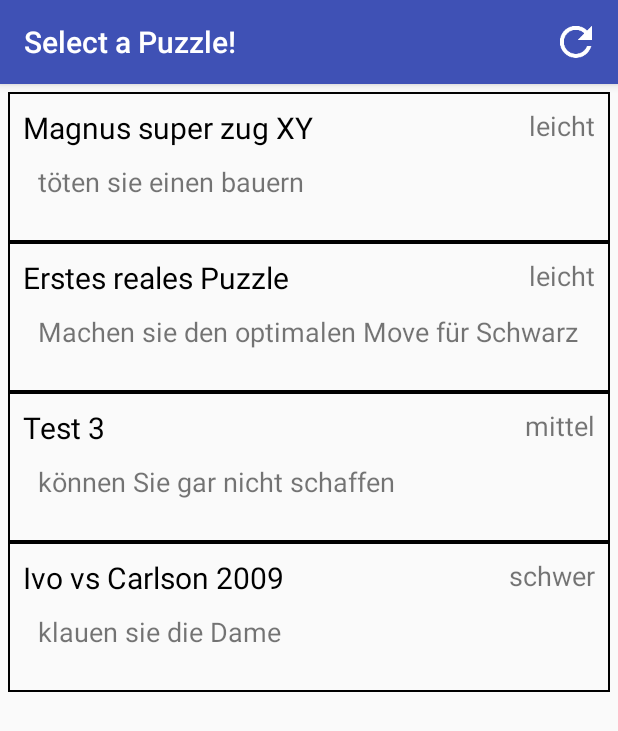
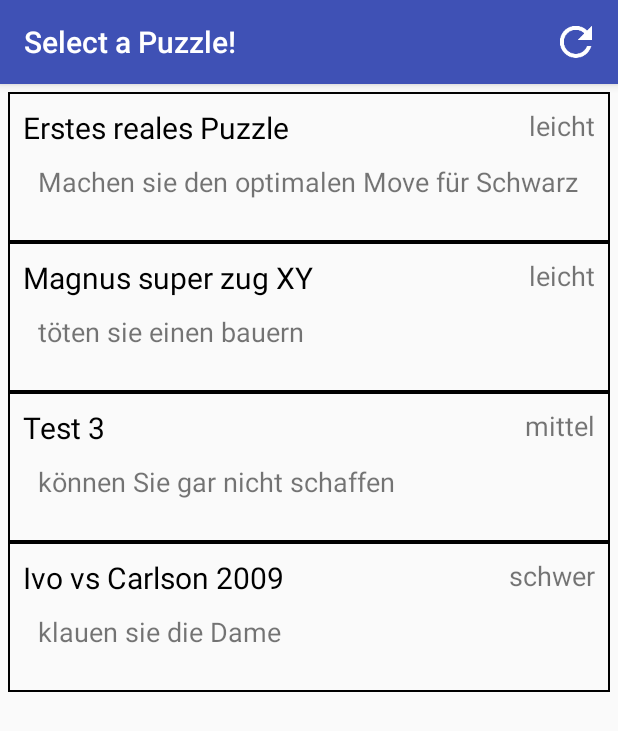
Before and after one commit to Cthaeeh/Verschachtelt, an Android app: the PuzzleSelectionActivity screen opened directly, with no data from a screen before it, on a phone screen of 412 x 824 dp. Shown: the top 731 px of the screen. Run offline under Robolectric (Android 15) with nearby library versions, the phone set to English and light mode, and no system bars.

Commit message:
Added basic DataBase functionality. The Class MyDBHandler handles a SQLite DB The Classes PuzzleSelectionActivity and ChessPuzzleGame use the MyDBHandler. They put new puzzles inside, insert them into the gridview and if the user finnishes a puzzle ChessPuzzleGame updates the DB.

```diff
--- a/app/src/main/java/com/example/kai/verschachtelt/activitys/GameActivity.java
+++ b/app/src/main/java/com/example/kai/verschachtelt/activitys/GameActivity.java
@@ -11,7 +11,6 @@ import android.widget.Button;
 import android.widget.TextView;
 
 import com.example.kai.verschachtelt.GamePanel;
-import com.example.kai.verschachtelt.RetainedFragment;
 import com.example.kai.verschachtelt.R;
 import com.example.kai.verschachtelt.puzzleGame.ChessGamePuzzle;
 
@@ -27,6 +26,7 @@ public class GameActivity extends Activity implements View.OnClickListener{
 
     Button undoButton,redoButton,showNextMoveButton;
     TextView description;
+    GameType gameType;
 
     public enum GameType{
         CHESS_PvP,CHESS_PvAI,PUZZLE
@@ -39,7 +39,7 @@ public class GameActivity extends Activity implements View.OnClickListener{
         createDataFragment();
         gamePanel = (GamePanel) findViewById(R.id.surfaceViewForGame); //Now get the GamePanel UI-Element just like a Button.
         Intent intent = getIntent();
-        GameType gameType = (GameType) intent.getSerializableExtra("GameType");
+        gameType = (GameType) intent.getSerializableExtra("GameType");
         switch (gameType){  //depeding on the type of game different UIs are created
             case CHESS_PvP:
                 setupPvP();
--- a/app/src/main/java/com/example/kai/verschachtelt/activitys/PuzzleSelectionActivity.java
+++ b/app/src/main/java/com/example/kai/verschachtelt/activitys/PuzzleSelectionActivity.java
@@ -3,24 +3,21 @@ package com.example.kai.verschachtelt.activitys;
 import android.content.Intent;
 import android.os.Bundle;
 import android.support.v7.app.AppCompatActivity;
-import android.view.Display;
 import android.view.Menu;
 import android.view.MenuInflater;
 import android.view.MenuItem;
 import android.view.View;
-import android.view.WindowManager;
 import android.widget.AdapterView;
-import android.widget.Button;
 import android.widget.GridView;
-import android.widget.ListView;
 import android.widget.Toast;
 
-import com.example.kai.verschachtelt.DownloadListener;
-import com.example.kai.verschachtelt.PuzzleDownloadTask;
+import com.example.kai.verschachtelt.dataHandling.DownloadListener;
+import com.example.kai.verschachtelt.dataHandling.MyDBHandler;
+import com.example.kai.verschachtelt.dataHandling.PuzzleDownloadTask;
 import com.example.kai.verschachtelt.puzzleGame.ChessGamePuzzle;
-import com.example.kai.verschachtelt.puzzleGame.PuzzleParser;
 import com.example.kai.verschachtelt.R;
 import com.example.kai.verschachtelt.puzzleGame.Puzzle;
+import com.example.kai.verschachtelt.puzzleGame.PuzzleParser;
 import com.example.kai.verschachtelt.puzzleGame.PuzzlesAdapter;
 
 import org.json.JSONArray;
@@ -28,7 +25,6 @@ import org.json.JSONException;
 
 import java.util.ArrayList;
 import java.util.Collections;
-import java.util.HashSet;
 
 /**
  * Created by Kai on 10.08.2016.
@@ -36,9 +32,10 @@ import java.util.HashSet;
  */
 public class PuzzleSelectionActivity extends AppCompatActivity implements DownloadListener{
 
-    GridView puzzleGrid ;
-    ArrayList<Puzzle> puzzleArray;
-    PuzzlesAdapter adapter;
+    private GridView puzzleGrid ;
+    private ArrayList<Puzzle> puzzleArray;
+    private PuzzlesAdapter adapter;
+    private MyDBHandler myDBHandler;
 
     //Web Address where you can find new puzzles
     private final static String WEBADRESS = "http://verschachtelt.bplaced.net/puzzles.html";
@@ -47,6 +44,7 @@ public class PuzzleSelectionActivity extends AppCompatActivity implements Downlo
     protected void onCreate(Bundle savedInstanceState) {
         super.onCreate(savedInstanceState);
         setContentView(R.layout.activity_puzzle_selection);
+        getPuzzlesFromDB();
         setUpUI();
     }
 
@@ -58,15 +56,23 @@ public class PuzzleSelectionActivity extends AppCompatActivity implements Downlo
         return true;
     }
 
+    /**
+     * Method is called when Method gets visible again.
+     * That can happen if we return from a puzzle -> maybe it was solved ->
+     * must synchronise with database.
+     */
+    @Override
+    protected void onRestart() {
+        super.onRestart();
+        puzzleArray = myDBHandler.getAllPuzzles(); //synchronise db with puzzleArray
+        adapter.notifyDataSetChanged();
+    }
 
     private void setUpUI() {
         puzzleGrid = (GridView) findViewById(R.id.puzzleGridView);
-        puzzleArray = new ArrayList<Puzzle>();
         adapter = new PuzzlesAdapter(this, puzzleArray);
         puzzleGrid.setAdapter(adapter);
-        //Take JSONArray from ressource txt file convert it to Puzzles.
-        puzzleArray.addAll(Puzzle.fromJson(PuzzleParser.getJSONArray()));
-        Collections.sort(puzzleArray);  //Sort them by difficulty.
+        adapter.notifyDataSetChanged();
 
         puzzleGrid.setOnItemClickListener(new AdapterView.OnItemClickListener() {
             public void onItemClick(AdapterView<?> parent, View view,
@@ -81,6 +87,16 @@ public class PuzzleSelectionActivity extends AppCompatActivity implements Downlo
     }
 
     /**
+     * Method for getting Puzzles from DB.
+     */
+    private void getPuzzlesFromDB() {
+        myDBHandler = new MyDBHandler(this);       //Create database or get connection to database.
+        myDBHandler.insertPuzzle(Puzzle.fromJson(PuzzleParser.getJSONArray())); //Fill with puzzles from txt.
+        puzzleArray = myDBHandler.getAllPuzzles(); //synchronise db with puzzleArray
+        Collections.sort(puzzleArray);             //Sort them by difficulty.
+    }
+
+    /**
      * when PuzzleDownloadTask is finnished downloading it calls back
      * @param result a String e.g the HTML file from the Webaddress.
      */
@@ -90,9 +106,10 @@ public class PuzzleSelectionActivity extends AppCompatActivity implements Downlo
             showNoInetToast();
         }else{
             try {
-                puzzleArray.addAll(Puzzle.fromJson(new JSONArray(result)));
-                Collections.sort(puzzleArray);
-                adapter.notifyDataSetChanged();
+                myDBHandler.insertPuzzle( Puzzle.fromJson(new JSONArray(result))); //Insert all puzzles that we got from internet into DB
+                puzzleArray = myDBHandler.getAllPuzzles(); //synchronise db with puzzleArray
+                Collections.sort(puzzleArray); //Sort puzzleArray
+                adapter.notifyDataSetChanged(); //Inform adapter that shit changed.
             } catch (JSONException e) {
                 e.printStackTrace();
             }
--- a/app/src/main/java/com/example/kai/verschachtelt/RetainedFragment.java
+++ b/app/src/main/java/com/example/kai/verschachtelt/activitys/RetainedFragment.java
@@ -1,7 +1,9 @@
-package com.example.kai.verschachtelt;
+package com.example.kai.verschachtelt.activitys;
 
 import android.app.Fragment;
 import android.os.Bundle;
+
+import com.example.kai.verschachtelt.ChessGame;
 
 /**
  * Created by Kai on 23.08.2016.
--- a/app/src/main/java/com/example/kai/verschachtelt/DownloadListener.java
+++ b/app/src/main/java/com/example/kai/verschachtelt/dataHandling/DownloadListener.java
@@ -1,4 +1,4 @@
-package com.example.kai.verschachtelt;
+package com.example.kai.verschachtelt.dataHandling;
 
 /**
  * Created by Kai on 14.08.2016.
--- /dev/null
+++ b/app/src/main/java/com/example/kai/verschachtelt/dataHandling/MyDBHandler.java
@@ -0,0 +1,209 @@
+package com.example.kai.verschachtelt.dataHandling;
+
+import android.content.ContentValues;
+import android.content.Context;
+import android.database.Cursor;
+import android.database.sqlite.SQLiteDatabase;
+import android.database.sqlite.SQLiteException;
+import android.database.sqlite.SQLiteOpenHelper;
+
+import com.example.kai.verschachtelt.puzzleGame.Puzzle;
+import com.example.kai.verschachtelt.puzzleGame.PuzzleParser;
+
+import org.json.JSONArray;
+import org.json.JSONException;
+import org.json.JSONObject;
+
+import java.util.ArrayList;
+
+/**
+ * Created by Kai on 24.08.2016.
+ * See: https://developer.android.com/training/basics/data-storage/databases.html
+ * This class is for storing puzzles in a Database and returning them if needed.
+ * Puzzles can as well be updated.
+ */
+public class MyDBHandler extends SQLiteOpenHelper {
+    private static final int DATABASE_VERSION = 1;
+    private static final String DATABASE_NAME = "puzzles.db";
+    public static final String TABLE_PUZZLES  = "puzzles";
+
+    //Column names
+    public static final String COL_1_ID = "_id";
+    public static final String COL_2_NAME = "NAME";
+    public static final String COL_3_DESCRIPTION = "DESCRIPTION";
+    public static final String COL_4_DiFFICULTY_INT = "DIFFICULTY_INT";
+    public static final String COL_5_DIFFICULTY_STRING = "DIFFICULTY_STRING";
+    public static final String COL_6_POSITIONS = "POSITIONS";
+    public static final String COL_7_SOLVED = "SOLVED";
+
+    public MyDBHandler(Context context) {
+        super(context, DATABASE_NAME, null, DATABASE_VERSION);
+    }
+
+    @Override
+    public void onCreate(SQLiteDatabase db) {
+        db.execSQL(getCreationQuery()); //Create DB
+    }
+
+    @Override
+    public void onUpgrade(SQLiteDatabase db, int i, int i1) {
+        db.execSQL("DROP TABLE IF EXISTS "+TABLE_PUZZLES); //delete old table
+        db.execSQL(getCreationQuery());                    //create new one
+        insertPuzzle(Puzzle.fromJson(PuzzleParser.getJSONArray())); //put puzzles from txt file here.
+    }
+
+    /**
+     * Method takes a puzzle and writes it in the DB.
+     * If a Puzzle with the same id is there it overwrites it.
+     * See: http://stackoverflow.com/questions/13311727/android-sqlite-insert-or-update
+     * @param puzzle
+     * @return if this worked.
+     */
+    public boolean updatePuzzle(Puzzle puzzle){
+        SQLiteDatabase db = this.getWritableDatabase();
+        ContentValues values = getContentValues(puzzle);
+        long result;
+        try{        //Safely try to update
+            result = db.replaceOrThrow(TABLE_PUZZLES, null, values);
+        }catch (SQLiteException e){
+            e.printStackTrace();
+            db.close();
+            return false;
+        }
+        db.close();
+        if(result == -1)return false;
+        else return true;
+    }
+
+    /**
+     * Inserts a puzzle into the database.
+     * If it is already existing (same id) then nothing happens.
+     * At least thats what I want it to do.
+     * @param puzzle
+     * @return
+     */
+    public boolean insertPuzzle(Puzzle puzzle){
+        SQLiteDatabase db = this.getWritableDatabase();
+        ContentValues values = getContentValues(puzzle);
+        long result;
+        try{
+            result = db.insertWithOnConflict(TABLE_PUZZLES, null, values, SQLiteDatabase.CONFLICT_IGNORE);
+        }catch (SQLiteException e){
+            e.printStackTrace();
+            db.close();
+            return false;
+        }
+        db.close();
+        if(result == -1)return false;
+        else return true;
+    }
+
+    /**
+     * Inserts multiple puzzles into the database.
+     * Returns true if something was inserted.
+     * Returns false if nothing could be inserted.
+     * @param puzzles
+     */
+    public boolean insertPuzzle(ArrayList<Puzzle> puzzles){
+        boolean insertedSomething = false;
+        for(int i = 0; i<puzzles.size();i++){
+            boolean result = insertPuzzle(puzzles.get(i));
+            if(result)insertedSomething = true;
+        }
+        this.close();
+        return insertedSomething;
+    }
+
+    /**
+     * A method that returns all puzzles from the dataBase
+     * @return a List of puzzles
+     */
+    public ArrayList<Puzzle> getAllPuzzles(){
+        SQLiteDatabase db = this.getReadableDatabase();
+        Cursor cursor = db.rawQuery("SELECT * FROM "+TABLE_PUZZLES,null);   //Cursor is something like a Pointer.
+        ArrayList<Puzzle> puzzleArray = new ArrayList<>();
+        if(cursor.getCount() == 0){
+            db.close();
+            return null;
+        }
+        cursor.moveToFirst();
+        while (!cursor.isAfterLast()){
+            JSONObject puzzleAsJSON = rowToJSON(cursor);
+            Puzzle puzzle = new Puzzle(puzzleAsJSON);
+            puzzleArray.add(puzzle);
+            cursor.moveToNext();
+        }
+        cursor.close();
+        db.close();
+        return puzzleArray;
+    }
+
+    /**
+     * Method takes a cursor at a certain position e.g a row
+     * and translates it to a database entry.
+     * @param cursor
+     * @return
+     */
+    private JSONObject rowToJSON(Cursor cursor) {
+        try {
+            JSONObject jo = new JSONObject()        //New JSON object
+                    .put("Id", cursor.getInt(0))    //Insert key value pairs
+                    .put("Name", cursor.getString(1))
+                    .put("Description", cursor.getString(2))
+                    .put("DifficultyAsString", cursor.getString(4))
+                    .put("DifficultyAsInt", cursor.getInt(3))
+                    .put("Positions", new JSONArray(cursor.getString(5)))
+                    .put("Solved", ( getBooleanVal(cursor.getInt(6))));
+            return jo;
+        }catch (JSONException e){
+            e.printStackTrace();
+            return null;
+        }
+    }
+
+    /**
+     * Takes an int ant converts it to a boolean value.
+     * After the convention 0 = false, 1 = true.
+     * Because SQLite doesnt know booleans but JSON does.
+     * @param anInt
+     * @return
+     */
+    private boolean getBooleanVal(int anInt) {
+        if( anInt == 1)return true;
+        else return false;
+    }
+
+    private int toInt(boolean b){
+        if(b) return 1;
+        return 0;
+    }
+
+    private ContentValues getContentValues(Puzzle puzzle) {
+        ContentValues values = new ContentValues();
+        values.put(COL_1_ID,puzzle.getId());
+        values.put(COL_2_NAME,puzzle.getName());
+        values.put(COL_3_DESCRIPTION,puzzle.getDescription());
+        values.put(COL_4_DiFFICULTY_INT,puzzle.getDifficultyAsInt());
+        values.put(COL_5_DIFFICULTY_STRING,puzzle.getDifficultyAsText());
+        values.put(COL_6_POSITIONS,puzzle.getPositionsAsFEN().toString());
+        values.put(COL_7_SOLVED,toInt(puzzle.getSolved())); //SQL only accepts int values / text no boolean
+        return values;
+    }
+
+    /**
+     * Creates an String with a query to create a DB.
+     * In other words it creates a SQL-command as a String
+     * @return
+     */
+    private String getCreationQuery() {
+        String query = "CREATE TABLE "+TABLE_PUZZLES + " (" +
+                COL_1_ID + " INTEGER PRIMARY KEY," +
+                COL_2_NAME + " TEXT," +
+                COL_3_DESCRIPTION + " TEXT," +
+                COL_4_DiFFICULTY_INT + " INTEGER," +
+                COL_5_DIFFICULTY_STRING + " TEXT," +
+                COL_6_POSITIONS + " TEXT,"+
+                COL_7_SOLVED + " INTEGER)";
+        return query;
+    }
+}
--- a/app/src/main/java/com/example/kai/verschachtelt/PuzzleDownloadTask.java
+++ b/app/src/main/java/com/example/kai/verschachtelt/dataHandling/PuzzleDownloadTask.java
@@ -1,4 +1,4 @@
-package com.example.kai.verschachtelt;
+package com.example.kai.verschachtelt.dataHandling;
 
 import android.os.AsyncTask;
 
--- a/app/src/main/java/com/example/kai/verschachtelt/graphics/PawnChangeGraphic.java
+++ b/app/src/main/java/com/example/kai/verschachtelt/graphics/PawnChangeGraphic.java
@@ -48,7 +48,6 @@ public class PawnChangeGraphic {
         canvas.drawBitmap(Bitmap.createScaledBitmap(imageBlackBishop, imgSize, imgSize, false),0,imgSize,null);
         //draw the knight
         canvas.drawBitmap(Bitmap.createScaledBitmap(imageBlackKnight, imgSize, imgSize, false),imgSize,imgSize,null);
-
         drawFrames(canvas);
     }
 
--- a/app/src/main/java/com/example/kai/verschachtelt/puzzleGame/Puzzle.java
+++ b/app/src/main/java/com/example/kai/verschachtelt/puzzleGame/Puzzle.java
@@ -15,14 +15,15 @@ import java.util.Objects;
  * It implements Parcelable so it can be put into an Intent.
  */
 public class Puzzle implements Comparable<Puzzle>{
-    private String  description;
-    private String  name;
-    private String  difficultyAsText;
+    private String  description = "Default";
+    private String  name        = "Default";
+    private String  difficultyAsText = "Default";
     private Integer difficultyAsInt = 0;
+    private int id = 0;
     private boolean isSolved = false; //By default not solved.
 
-    private int    fullMoves;
     private ChessBoardComplex[] positions;
+    private JSONArray JSONPositions;
 
     /**
      * creates a Puzzle from a JSONObject
@@ -34,9 +35,10 @@ public class Puzzle implements Comparable<Puzzle>{
             this.description = jsonObject.getString("Description");
             this.difficultyAsText = jsonObject.getString("DifficultyAsString");
             this.difficultyAsInt = jsonObject.getInt("DifficultyAsInt");
-            this.fullMoves = jsonObject.getInt("Moves");
-            JSONArray JSONPositions = jsonObject.getJSONArray("Positions");
-            positions = new ChessBoardComplex[JSONPositions.length()];
+            this.isSolved = jsonObject.getBoolean("Solved");
+            this.id = jsonObject.getInt("Id");
+            this.JSONPositions = jsonObject.getJSONArray("Positions");
+            this.positions = new ChessBoardComplex[JSONPositions.length()];
             for(int i = 0; i < positions.length; i++){
                 positions[i] = new ChessBoardComplex(JSONPositions.get(i).toString());
             }
@@ -45,13 +47,9 @@ public class Puzzle implements Comparable<Puzzle>{
         }
     }
 
-    public String getName() {
-        return name;
-    }
-
     /**
      *  Factory method to convert an array of JSON objects into a list of objects
-      */
+     */
     public static ArrayList<Puzzle> fromJson(JSONArray jsonObjects) {
         ArrayList<Puzzle> puzzles = new ArrayList<Puzzle>();
         for (int i = 0; i < jsonObjects.length(); i++) {
@@ -62,6 +60,27 @@ public class Puzzle implements Comparable<Puzzle>{
             }
         }
         return puzzles;
+    }
+
+    public void updateSolved() {
+        isSolved = true;
+    }
+
+    /**
+     * To make a Puzzle comparable to another.
+     * Since we are only interested in sorting them by difficulty it only compares the difficulty.
+     * @param puzzle The puzzle to compare this one with
+     * @return -1,0,1 depending if its equal, more ore less difficult.
+     */
+    @Override
+    public int compareTo(Puzzle puzzle) {
+        return  this.difficultyAsInt.compareTo(puzzle.difficultyAsInt);
+    }
+
+
+    //Getters, Getters, Getters
+    public String getName() {
+        return name;
     }
 
     public String getDescription() {
@@ -89,18 +108,21 @@ public class Puzzle implements Comparable<Puzzle>{
         return positions.length-1;
     }
 
-    /**
-     * To make a Puzzle comparable to another.
-     * Since we are only interested in sorting them by difficulty it only compares the difficulty.
-     * @param puzzle The puzzle to compare this one with
-     * @return -1,0,1 depending if its equal, more ore less difficult.
-     */
-    @Override
-    public int compareTo(Puzzle puzzle) {
-        return  this.difficultyAsInt.compareTo(puzzle.difficultyAsInt);
-    }
-
     public boolean getSolved() {
         return isSolved;
     }
+
+    public int getId() {
+        return id;
+    }
+
+    public Integer getDifficultyAsInt() {
+        return difficultyAsInt;
+    }
+
+    public JSONArray getPositionsAsFEN() {
+        return JSONPositions;
+    }
+
+
 }
--- a/app/src/main/java/com/example/kai/verschachtelt/puzzleGame/PuzzleParser.java
+++ b/app/src/main/java/com/example/kai/verschachtelt/puzzleGame/PuzzleParser.java
@@ -19,6 +19,7 @@ import java.util.ArrayList;
 public class PuzzleParser {
     /**
      * Method takes puzzles txt file from ressources and converts it to a JSONObject.
+     * //TODO find a better name
      * @return
      */
     public static JSONArray getJSONArray(){
@@ -42,7 +43,7 @@ public class PuzzleParser {
         try {
             // Parse the data into jsonobject to get original data in form of json.
             JSONArray jsonArray = new JSONArray(
-                    byteArrayOutputStream.toString());
+                    byteArrayOutputStream.toString("UTF-8"));   //Just to be safe make clear we want to use UTF-8
             return jsonArray;
         } catch (Exception e) {
             e.printStackTrace();
```
Also changed, not shown: app/src/main/java/com/example/kai/verschachtelt/puzzleGame/ChessGamePuzzle.java (+13 -3 lines), app/src/main/res/raw/puzzles.txt (+12 -8 lines).
